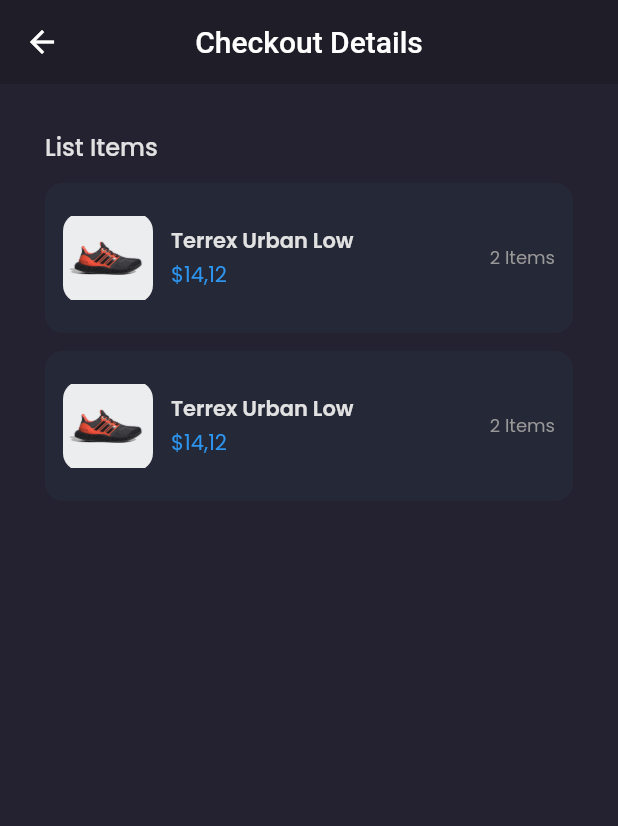
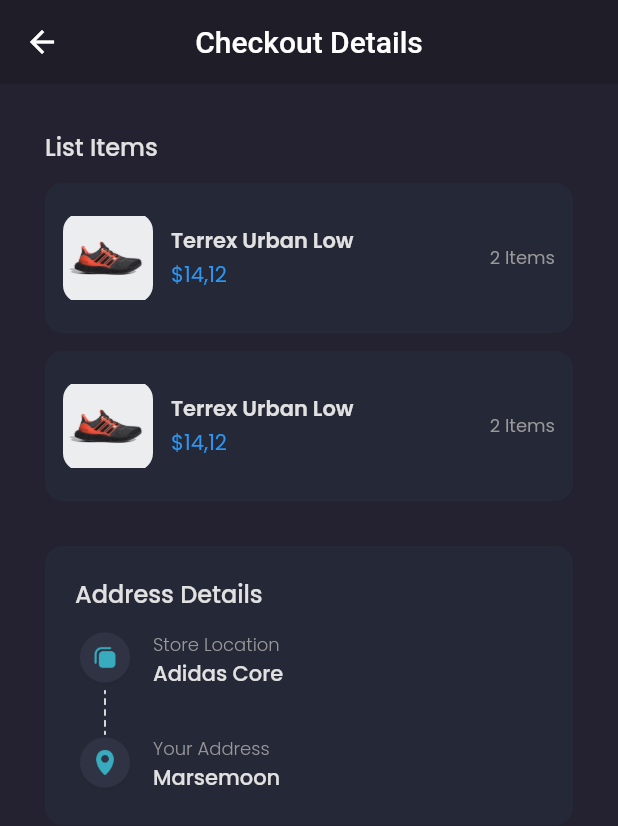
Before and after one commit to sabilimaulana/shamo-flutter, a Flutter app: the CheckoutPage screen opened by its route, on a phone screen of 412 x 824 dp. Shown: the top 826 px of the screen. Run offline on Flutter 3.47's test engine with Material 2 defaults, Android fonts, the phone set to English and light mode, and no system bars; our stand-ins replace carousel_slider, google_fonts.

Commit message:
Slicing : Checkout Page Bagian Address Details

```diff
--- a/lib/pages/checkout_page.dart
+++ b/lib/pages/checkout_page.dart
@@ -39,7 +39,90 @@ class CheckoutPage extends StatelessWidget {
                 const CheckoutCard(),
               ],
             ),
-          )
+          ),
+          // NOTE : ADDRESS DETAILS
+          Container(
+            margin: EdgeInsets.only(
+              top: defaultMargin,
+            ),
+            padding: const EdgeInsets.all(20),
+            decoration: BoxDecoration(
+              color: backgroundColor4,
+              borderRadius: BorderRadius.circular(12),
+            ),
+            child: Column(
+              crossAxisAlignment: CrossAxisAlignment.start,
+              children: [
+                Text(
+                  'Address Details',
+                  style: primaryTextStyle.copyWith(
+                    fontSize: 16,
+                    fontWeight: medium,
+                  ),
+                ),
+                const SizedBox(
+                  height: 12,
+                ),
+                Row(
+                  children: [
+                    Column(
+                      children: [
+                        Image.asset(
+                          'assets/icon_store_location.png',
+                          width: 40,
+                        ),
+                        Image.asset(
+                          'assets/icon_line.png',
+                          height: 30,
+                        ),
+                        Image.asset(
+                          'assets/icon_your_address.png',
+                          width: 40,
+                        ),
+                      ],
+                    ),
+                    const SizedBox(
+                      width: 12,
+                    ),
+                    Column(
+                      crossAxisAlignment: CrossAxisAlignment.start,
+                      children: [
+                        Text(
+                          'Store Location',
+                          style: secondaryTextStyle.copyWith(
+                            fontSize: 12,
+                            fontWeight: light,
+                          ),
+                        ),
+                        Text(
+                          'Adidas Core',
+                          style: primaryTextStyle.copyWith(
+                            fontWeight: medium,
+                          ),
+                        ),
+                        SizedBox(
+                          height: defaultMargin,
+                        ),
+                        Text(
+                          'Your Address',
+                          style: secondaryTextStyle.copyWith(
+                            fontSize: 12,
+                            fontWeight: light,
+                          ),
+                        ),
+                        Text(
+                          'Marsemoon',
+                          style: primaryTextStyle.copyWith(
+                            fontWeight: medium,
+                          ),
+                        ),
+                      ],
+                    )
+                  ],
+                )
+              ],
+            ),
+          ),
         ],
       );
     }
```
